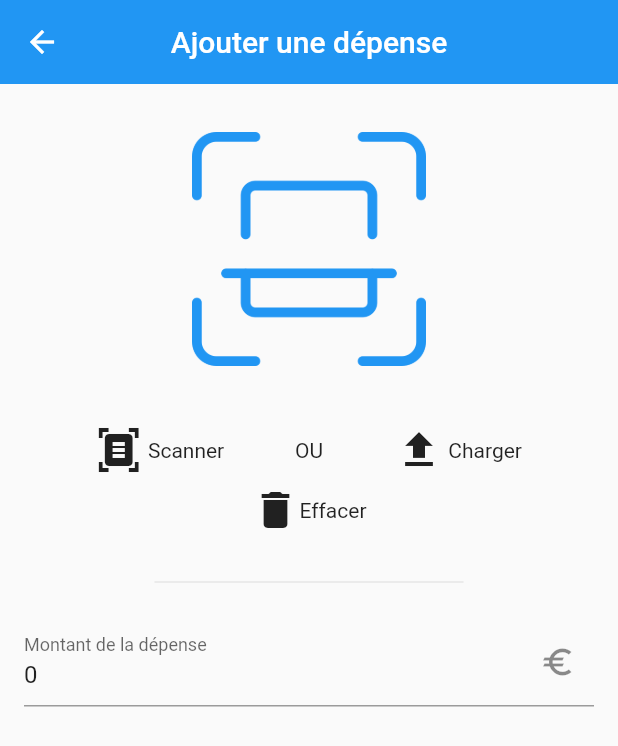
After one commit to Drakx116/my-budget-app, a Flutter app: the ScannerScreen screen opened by its route, on a phone screen of 412 x 824 dp. The commit adds this screen. Shown: the top 746 px of the screen. Run offline on Flutter 3.47's test engine with Material 2 defaults, Android fonts, the phone set to English and light mode, and no system bars; our stand-ins replace dio, flutter_dotenv, flutter_secure_storage, freezed_annotation, image_picker; missing offline and left inert: learning_input_image, learning_text_recognition; accounts and stored records are empty.

Commit message:
feat(operation): Make scanned price editable to prepare operation save :sparkles:

```diff
--- /dev/null
+++ b/lib/constants/enums/operation_type.dart
@@ -0,0 +1,14 @@
+enum OperationType {
+  expense,
+  income
+}
+
+extension GetValue on OperationType {
+  String get value {
+    switch (this) {
+      case OperationType.expense: return 'Dépense';
+      case OperationType.income: return 'Rentrée';
+      default: return '';
+    }
+  }
+}
--- a/lib/main.dart
+++ b/lib/main.dart
@@ -3,7 +3,7 @@ import 'package:flutter/material.dart';
 import 'package:flutter_dotenv/flutter_dotenv.dart';
 import 'package:my_budget_app/components/containers/base_container.dart';
 import 'package:my_budget_app/components/containers/default_container.dart';
-import 'package:my_budget_app/screens/expense_screen.dart';
+import 'package:my_budget_app/screens/scanner_screen.dart';
 import 'package:my_budget_app/screens/homepage_screen.dart';
 import 'package:my_budget_app/screens/income_screen.dart';
 import 'package:my_budget_app/services/api_service.dart';
@@ -35,7 +35,7 @@ class App extends StatelessWidget {
         home: const DefaultContainer(),
         routes: {
           '': (context) => const BaseContainer(),
-          'expense': (context) => ExpenseScreen(),
+          'expense': (context) => ScannerScreen(),
           'income': (context) => const IncomeScreen()
         },
       ),
--- /dev/null
+++ b/lib/screens/scanner_screen.dart
@@ -0,0 +1,114 @@
+import 'package:flutter/material.dart';
+import 'package:flutter/services.dart';
+import 'package:intl/intl.dart';
+import 'package:learning_input_image/learning_input_image.dart';
+import 'package:learning_text_recognition/learning_text_recognition.dart';
+import 'package:my_budget_app/components/text/divider.dart';
+import 'package:my_budget_app/constants/enums/operation_type.dart';
+import 'package:my_budget_app/screens/operation_screen.dart';
+import 'package:my_budget_app/widgets/scanner_widget.dart';
+
+class ScannerScreen extends StatefulWidget {
+  ScannerScreen({Key? key, this.price }) : super(key: key);
+
+  String? price;
+
+  bool isPriceSet() {
+    var price = this.price;
+
+    if (price == null) return false;
+    if (price.isEmpty) return false;
+
+    return price != '0';
+  }
+
+  @override
+  State<StatefulWidget> createState() {
+    return _ScannerScreenState();
+  }
+}
+
+class _ScannerScreenState extends State<ScannerScreen> {
+  final TextEditingController _controller = TextEditingController();
+
+  @override
+  Widget build(BuildContext context) {
+    _controller
+      ..text = (widget.price != null ? widget.price.toString() : '0')
+      ..selection = TextSelection.fromPosition(TextPosition(offset: _controller.text.length));
+
+    return Scaffold(
+      appBar: AppBar(
+        title: const Text('Ajouter une dépense'),
+        centerTitle: true,
+        elevation: 0,
+      ),
+      body: SingleChildScrollView(
+        child: Column(
+          children: [
+            ScannerWidget(
+              onImage: (InputImage image) async {
+                TextRecognition textRecognition = TextRecognition();
+                RecognizedText? result = await textRecognition.process(image);
+
+                for (var element in result!.blocks) {
+                  if (RegExp(r'^[0-9]+([.,][0-9]{2})?[ ]?(EUR|Eur|eur|e|€|E)').hasMatch(element.text)) {
+                    setState(() {
+                      widget.price = element.text
+                        .replaceAll('EUR', '')
+                        .replaceAll('Eur', '')
+                        .replaceAll('eur', '')
+                        .replaceAll('e', '')
+                        .replaceAll('€', '')
+                        .replaceAll('E', '')
+                        .replaceAll(',', '.')
+                        .trim();
+                    });
+                  }
+                }
+              },
+              parent: this, // TODO : Avoid doing this
+            ),
+            SizedBox(
+              width: MediaQuery.of(context).size.width * 0.5,
+              child: const ExtendedDivider(orDivider: false, padding: 16)
+            ),
+            Padding(
+              padding: const EdgeInsets.symmetric(horizontal: 16),
+              child: Column(
+                crossAxisAlignment: CrossAxisAlignment.stretch,
+                children: [
+                  TextField(
+                    controller: _controller,
+                    keyboardType: TextInputType.number,
+                    autofocus: false,
+
+                    decoration: const InputDecoration(
+                      labelText: 'Montant de la dépense',
+                      suffixIcon: Icon(Icons.euro)
+                    ),
+                    inputFormatters: [
+                      FilteringTextInputFormatter.allow(RegExp(r'^\d+\.?\d{0,2}')),
+                    ],
+                    onChanged: (price) { widget.price = price; },
+                  )
+                ],
+              ),
+            ),
+            Padding(
+              padding: const EdgeInsets.symmetric(vertical: 32),
+              child: (widget.isPriceSet()) ? ElevatedButton(onPressed: () {
+                Navigator.push(context, MaterialPageRoute(builder: (context) =>
+                    OperationScreen(
+                      type: OperationType.expense,
+                      amount: double.parse((widget.price ?? '0')).toStringAsFixed(2),
+                    )
+                ));
+              }, child: const Text('Suivant')) : Container(),
+            )
+          ],
+        ),
+      ),
+    );
+  }
+}
--- a/lib/widgets/scanner_widget.dart
+++ b/lib/widgets/scanner_widget.dart
@@ -2,7 +2,7 @@ import 'dart:io';
 import 'package:flutter/material.dart';
 import 'package:image_picker/image_picker.dart';
 import 'package:learning_input_image/learning_input_image.dart';
-import 'package:my_budget_app/screens/expense_screen.dart';
+import 'package:my_budget_app/screens/scanner_screen.dart';
 
 enum CameraType { front, rear }
 
@@ -12,7 +12,7 @@ class ScannerWidget extends StatefulWidget
   final CameraType cameraDefault;
   final ResolutionPreset resolutionPreset;
   final Function(InputImage inputImage) onImage;
-  final State<ExpenseScreen> parent;
+  final State<ScannerScreen> parent;
 
   const ScannerWidget({
     Key? key,
@@ -94,30 +94,78 @@ class _ScannerWidgetState extends State<ScannerWidget> {
     });
   }
 
+  Widget get _userPicture => Container(
+    width: MediaQuery.of(context).size.width - 32,
+    height: MediaQuery.of(context).size.width - 32,
+    decoration: const BoxDecoration(color: Colors.black),
+    alignment: Alignment.center,
+    child: Image.file(_image!),
+  );
+
+  Widget get _scanIcon => GestureDetector(
+    child: Padding(
+      padding: const EdgeInsets.all(16),
+      child: Image.asset(
+        'assets/images/scan.png',
+        width: MediaQuery.of(context).size.width - 256,
+        color: Colors.blue,
+      ),
+    ),
+    onTap: _takePhoto,
+  );
+
   @override
   Widget build(BuildContext context) {
     return Column(
       children: [
-        const SizedBox(height: 16),
-        SizedBox(
-          height: 240,
-          child: Row(
-            mainAxisAlignment: MainAxisAlignment.center,
-            crossAxisAlignment: CrossAxisAlignment.center,
-            children: <Widget>[
-              _image != null ? Image.file(_image!) : const Text('Aucune image sélectionnée.'),
-              widget.overlay ?? Container(),
+        Row(
+          mainAxisAlignment: MainAxisAlignment.center,
+          crossAxisAlignment: CrossAxisAlignment.start,
+          children: <Widget>[
+            Padding(
+              padding: const EdgeInsets.symmetric(vertical: 16),
+              child: _image != null ? _userPicture : _scanIcon
+            )
+          ],
+        ),
+        Padding(
+          padding: const EdgeInsets.symmetric(horizontal: 16),
+          child: Column(
+            children: [
+              Row(
+                mainAxisAlignment: MainAxisAlignment.spaceBetween,
+                children: [
+                  Expanded(child: IconButton(
+                    icon: Row(
+                      mainAxisAlignment: MainAxisAlignment.center,
+                      children: const <Widget>[
+                        Icon(Icons.document_scanner, size: 32),
+                        Text(" Scanner")
+                      ]
+                    ), onPressed: _takePhoto)
+                  ),
+                  const Text('OU'),
+                  Expanded(child: IconButton(
+                      icon: Row(
+                        mainAxisAlignment: MainAxisAlignment.center,
+                        children: const <Widget>[
+                          Icon(Icons.upload, size: 32),
+                          Text(" Charger")
+                        ]
+                      ), onPressed: _chooseImage),
+                  ),
+                ]
+              ),
+              GestureDetector(child: Row(
+                mainAxisAlignment: MainAxisAlignment.center,
+                children: const [
+                  Icon(Icons.delete, size: 32),
+                  Text('Effacer')
+                ],
+              ), onTap: _reset),
+              const SizedBox(height: 8)
             ],
           ),
-        ),
-        const SizedBox(height: 16),
-        Row(
-          mainAxisAlignment: MainAxisAlignment.spaceAround,
-          children: [
-            ElevatedButton(child: const Text('Scanner'), onPressed: _takePhoto),
-            ElevatedButton(child: const Text('Choisir'), onPressed: _chooseImage),
-            ElevatedButton(child: const Text('Effacer'), onPressed: _reset)
-          ]
         )
       ],
     );
```
Also changed, not shown: lib/screens/expense_screen.dart (deleted, +0 -55 lines), lib/screens/operation_screen.dart (added, +27 -0 lines).
